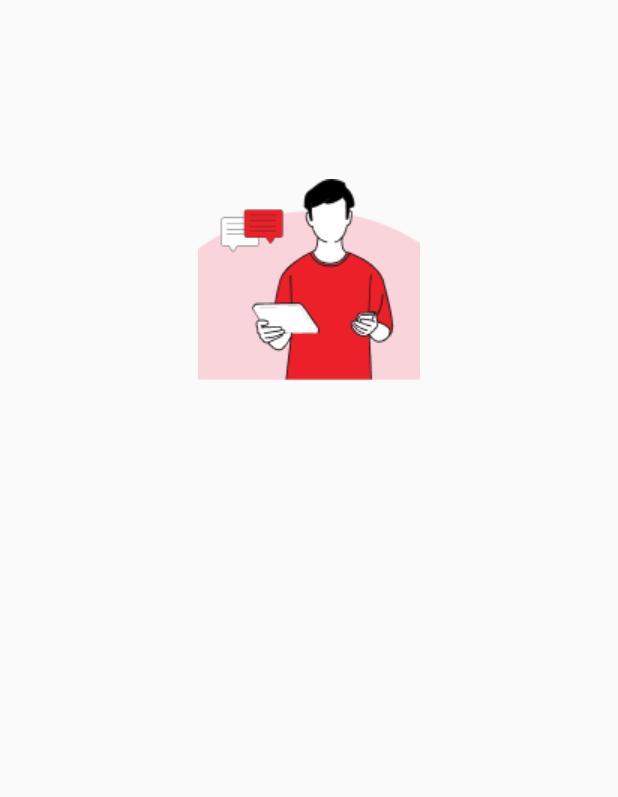
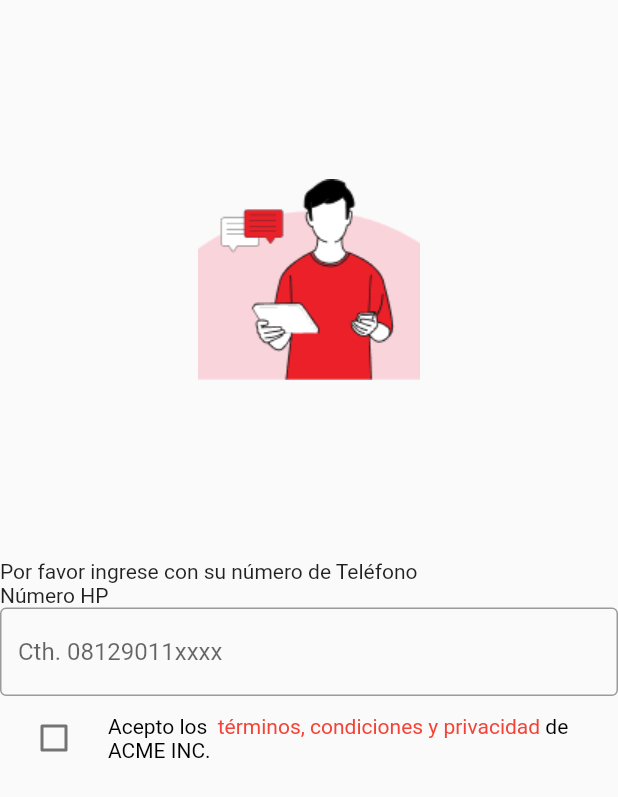
Before and after one commit to mrojasb2000/flutter_mytsel_app, a Flutter app: the screen it shows after launch, on a phone screen of 412 x 824 dp. Shown: the top 797 px of the screen. Run offline on Flutter 3.47's test engine with Material 2 defaults, Android fonts, the phone set to English and light mode, and no system bars; our stand-ins replace get.

Commit message:
chore: add basic components

```diff
--- a/lib/app/modules/login/views/login_view.dart
+++ b/lib/app/modules/login/views/login_view.dart
@@ -11,7 +11,48 @@ class LoginView extends GetView<LoginController> {
     return Scaffold(
       body: ListView(
         children: [
-          Image.asset("assets/logo/logo-login.png"),
+          Image.asset(
+            "assets/logo/logo-login.png",
+          ),
+          Text(
+            "Por favor ingrese con su número de Teléfono",
+          ),
+          Text(
+            "Número HP",
+          ),
+          TextField(
+            decoration: InputDecoration(
+              border: OutlineInputBorder(),
+              hintText: "Cth. 08129011xxxx",
+            ),
+          ),
+          CheckboxListTile(
+            value: false,
+            onChanged: (value) {},
+            controlAffinity: ListTileControlAffinity.leading,
+            title: RichText(
+              text: TextSpan(
+                  text: "Acepto los  ",
+                  style: TextStyle(
+                    color: Colors.black,
+                  ),
+                  children: [
+                    TextSpan(
+                        text: "términos, condiciones y privacidad ",
+                        style: TextStyle(
+                          color: Colors.red,
+                        ),
+                        children: [
+                          TextSpan(
+                            text: "de ACME INC. ",
+                            style: TextStyle(
+                              color: Colors.black,
+                            ),
+                          ),
+                        ]),
+                  ]),
+            ),
+          )
         ],
       ),
     );
--- a/lib/main.dart
+++ b/lib/main.dart
@@ -16,18 +16,25 @@ class MyApp extends StatelessWidget {
 
   @override
   Widget build(BuildContext context) {
-    return FutureBuilder(
-        future: Future.delayed(Duration(seconds: 3)),
-        builder: (context, snapshot) {
-          if (snapshot.connectionState == ConnectionState.waiting) {
-            return SplashScreen();
-          } else {
-            return GetMaterialApp(
-              title: "Application",
-              initialRoute: Routes.LOGIN,
-              getPages: AppPages.routes,
-            );
-          }
-        });
+    return GetMaterialApp(
+      debugShowCheckedModeBanner: false,
+      title: "Application",
+      initialRoute: Routes.LOGIN,
+      getPages: AppPages.routes,
+    );
+    // return FutureBuilder(
+    //     future: Future.delayed(Duration(seconds: 3)),
+    //     builder: (context, snapshot) {
+    //       if (snapshot.connectionState == ConnectionState.waiting) {
+    //         return SplashScreen();
+    //       } else {
+    //         return GetMaterialApp(
+    //           debugShowCheckedModeBanner: false,
+    //           title: "Application",
+    //           initialRoute: Routes.LOGIN,
+    //           getPages: AppPages.routes,
+    //         );
+    //       }
+    //     });
   }
 }
```
